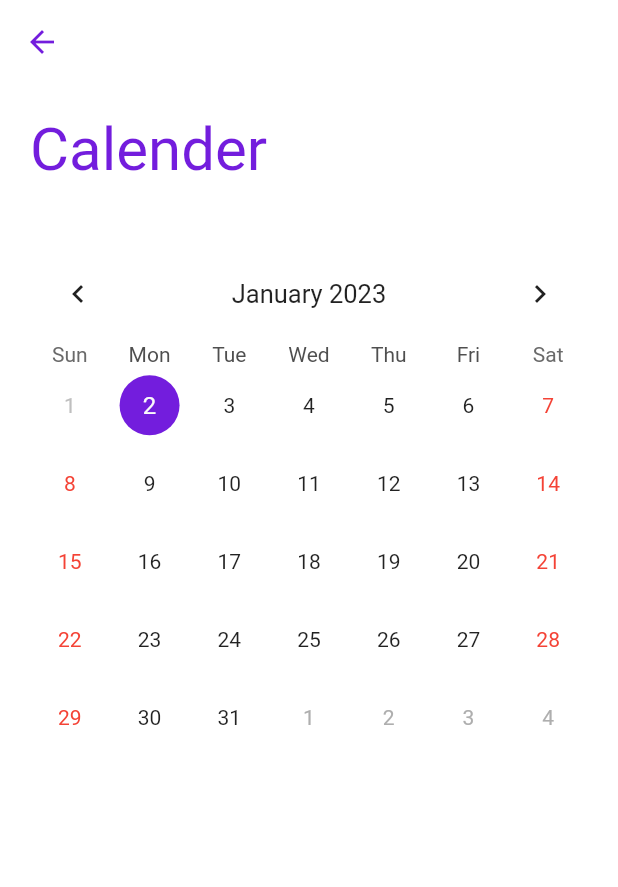
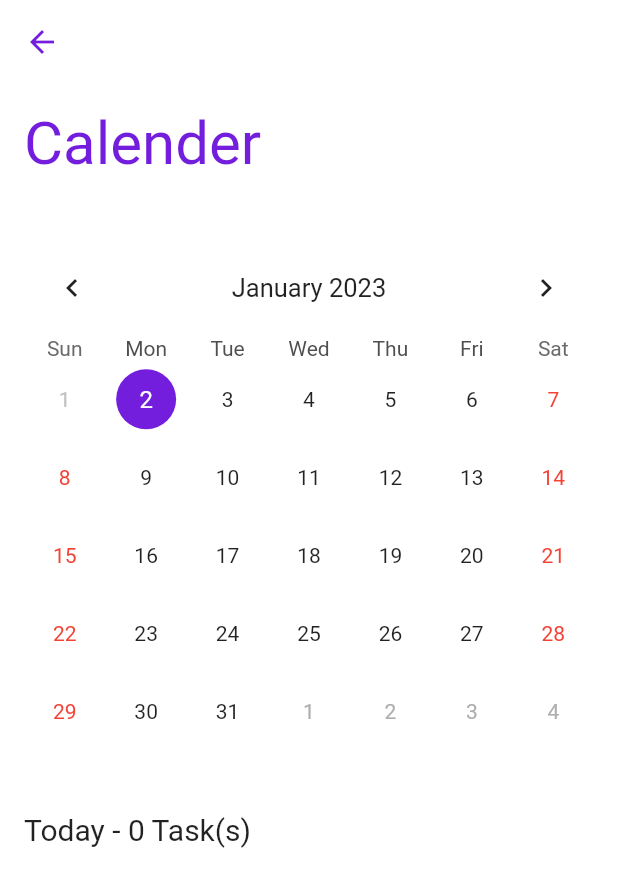
Before and after one commit to adrianoaraujo0/lista_de_tarefas, a Flutter app: the CalenderPage screen opened directly, on a phone screen of 412 x 824 dp. Shown: the top 887 px of the screen. Run offline on Flutter 3.47's test engine with Material 2 defaults, Android fonts, the phone set to English and light mode, and no system bars; drawn by our look-alikes of table_calendar; our stand-ins replace font_awesome_flutter, objectbox, rxdart; generated files the repository leaves out were written again.

Commit message:
Calender implementado

```diff
--- /dev/null
+++ b/lib/extensions.dart
@@ -0,0 +1,3 @@
+extension ExtensionsInt on int{
+  String get padLeft => toString().padLeft(2, '0');
+}
--- a/lib/main.dart
+++ b/lib/main.dart
@@ -12,9 +12,10 @@ void main() async{
 class MyApp extends StatelessWidget {
   const MyApp({Key? key}) : super(key: key);
 
+
   @override
   Widget build(BuildContext context) {
-    return const MaterialApp(
+    return MaterialApp(
       debugShowCheckedModeBanner: false,
       home: MenuPage(),
     );
--- a/lib/ui/calender/calender_page.dart
+++ b/lib/ui/calender/calender_page.dart
@@ -3,11 +3,23 @@ import 'package:lista_de_tarefas/models/todo.dart';
 import 'package:lista_de_tarefas/ui/calender/calender_controller.dart';
 import 'package:lista_de_tarefas/utils/list_colors.dart';
 import 'package:table_calendar/table_calendar.dart';
+import 'package:lista_de_tarefas/extensions.dart';
 
-class CalenderPage extends StatelessWidget {
+class CalenderPage extends StatefulWidget {
   CalenderPage({super.key});
 
+  @override
+  State<CalenderPage> createState() => _CalenderPageState();
+}
+
+class _CalenderPageState extends State<CalenderPage> {
   CalendarController calendarController = CalendarController();
+
+  @override
+  void initState() {
+    calendarController.initPage();
+    super.initState();
+  }
 
   @override
   Widget build(BuildContext context) {
@@ -15,36 +27,31 @@ class CalenderPage extends StatelessWidget {
       child: Scaffold(
         backgroundColor: ListColors.white,
         appBar: AppBar(backgroundColor: ListColors.white,elevation: 0, iconTheme: const IconThemeData(color: ListColors.purple)),
-        body: Container(
-          padding: const EdgeInsets.all(20),
-          height: MediaQuery.of(context).size.height,
-          width: MediaQuery.of(context).size.width,
-          child: Column(
+        body: Padding(
+          padding: const EdgeInsets.all(16),
+          child: StreamBuilder<DateTime>(
+            stream: calendarController.streamCalender.stream,
+            initialData: DateTime.now(),
+            builder: (context, snapshot) {
+              return Column(
                 crossAxisAlignment: CrossAxisAlignment.start,
                 children: [
                   const Text("Calender", style: TextStyle(color: ListColors.purple, fontSize: 40)),
                   SizedBox(height: MediaQuery.of(context).size.height*0.05),
-              buildStreamBuildCalender(),
-              buildListTasks()
+                  buildCalender(snapshot.data!),
+                  SizedBox(height: MediaQuery.of(context).size.height*0.05),
+                  buildListTasks(context, snapshot.data!)
                 ],
+              );
+            }
           ),
         ),
       ),
     );
   }
 
-  buildStreamBuildCalender(){
-    return StreamBuilder<DateTime>(
-      stream: calendarController.streamCalender.stream,
-      initialData: DateTime.now(),
-      builder: (context, snapshot) {
-        return buildCalender(snapshot.data!);
-      }
-    );
-  }
-
   buildCalender(DateTime dateTime){
-    return  TableCalendar(
+    return TableCalendar(
       calendarStyle: const CalendarStyle(
         weekendTextStyle: TextStyle(color: Colors.red),
         todayDecoration: BoxDecoration(color: ListColors.purple,shape: BoxShape.circle),
@@ -52,36 +59,62 @@ class CalenderPage extends StatelessWidget {
       headerStyle: const HeaderStyle(titleCentered: true, formatButtonVisible: false),
       currentDay: dateTime,
       focusedDay: dateTime,
+
       firstDay: DateTime.now(),
       lastDay: DateTime.utc(2050),
       onDaySelected: (selectedDay, focusedDay) {
         calendarController.streamCalender.sink.add(selectedDay);
-        calendarController.filterTasks(dateTime);
+        calendarController.filterTasks(selectedDay);
       },
     );
   }
 
-  buildListTasks(){
+  buildDateAndAmountTasks(){
+
+  }
+
+  buildListTasks(BuildContext context, DateTime dateTime){
     return StreamBuilder<List<Todo>>(
       stream: calendarController.streamTasksCalender.stream,
-      initialData: const [],
       builder: (context, snapshot) {
         if(snapshot.hasData){
-          return Expanded(
+          return Column(
+            crossAxisAlignment: CrossAxisAlignment.start,
+            children: [
+              Row(
+                children: [
+                  Text(
+                    style: const TextStyle(fontSize: 20),
+                    dateTime.toString().split(" ").first == DateTime.now().toString().split(" ").first
+                    ? "Today - ${snapshot.data!.length} Task(s)"
+                    : "${dateTime.day.padLeft}/${dateTime.month.padLeft}/${dateTime.year} - ${snapshot.data!.length} Task(s)",
+                  ),
+                ],
+              ),
+              SizedBox(height: MediaQuery.of(context).size.height * 0.01),
+              SizedBox(
+                height: MediaQuery.of(context).size.height * 0.2,
+                width: MediaQuery.of(context).size.width,
                 child: ListView.builder(
                   itemCount: snapshot.data!.length,
                   shrinkWrap: true,
                   itemBuilder: (context, index) {
-                return Text(snapshot.data![index].title!);
+                    return buildTask(snapshot.data![index]);
                   },
                 ),
+              ),
+            ],
           );
-        }else{
+        }
         return Container();
-        }
       }
     );
   }
 
-
+  buildTask(Todo todo){
+    return Padding(
+      padding: const EdgeInsets.symmetric(vertical: 10),
+      child: Text(todo.title!, style: const TextStyle(fontSize: 30)),
+    );
   }
+}
--- a/lib/ui/createTask/create_task_page.dart
+++ b/lib/ui/createTask/create_task_page.dart
@@ -121,7 +121,7 @@ class _CreateTaskPageState extends State<CreateTaskPage> {
     );
   }
 
-  Widget buildButton(BuildContext context ,String name, String? isSelected){
+  Widget buildButton(BuildContext context , String name, String? isSelected){
     return InkWell(
       onTap: () async {
         DateTime? date = await createTaskController.pickDate(context, name);
--- a/lib/ui/menu/menu_controller.dart
+++ b/lib/ui/menu/menu_controller.dart
@@ -36,7 +36,7 @@ class MenuController{
     }
   }
 
-  void filterTasksToday(String day){
+  void filterTasks(String day){
     DateTime now = DateTime.parse(DateTime.now().toString().split(" ").first);
 
     if(day == "All"){
--- a/lib/ui/menu/menu_repository.dart
+++ b/lib/ui/menu/menu_repository.dart
@@ -4,7 +4,10 @@ import 'package:lista_de_tarefas/models/todo.dart';
 
 class MenuRepository{
 
-  List<Todo> findAllTasks() =>ObjectBoxDatabase.todoBox.getAll();
+  List<Todo> findAllTasks() {
+
+    return ObjectBoxDatabase.todoBox.query().order(Todo_.dateTime).build().find();
+  }
 
   List<Todo> findTasks(DateTime dateTime) {
     return ObjectBoxDatabase.todoBox.query(Todo_.dateTime.equals(dateTime.millisecondsSinceEpoch)).build().find();
```
Also changed, not shown: lib/ui/calender/calender_controller.dart (+7 -0 lines), lib/ui/createTask/create_task_controller.dart (+7 -0 lines), lib/ui/menu/menu_page.dart (+10 -5 lines), lib/ui/dashboard/dashboard_page.dart (added). Lines whose indentation alone changed are shown as unchanged.
